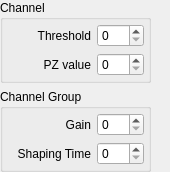
Old version of the form src/client/mesycontrol/ui/mscf16_channel_settings.ui in the repository flueke/mesycontrol.
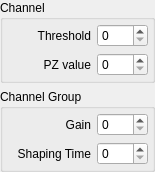
New version of the form.

Commit message:
Setup tree view, table view, & MSCF-16 updates
* 0-based indices for MSCF-16 channels & groups
* table view: stop spamming read requests if device is disconnected
* basic MSCF-16 implementation
* setup tree view:
    - open device on double click on the `name' column
    - better combobox for toggling device RC status
    - add `Rename' and `Toggle Polling' context menu actions

What changed in the file:
```diff
--- a/src/client/mesycontrol/ui/mscf16_channel_settings.ui
+++ b/src/client/mesycontrol/ui/mscf16_channel_settings.ui
@@ -6,8 +6,8 @@
    <rect>
     <x>0</x>
     <y>0</y>
-    <width>170</width>
-    <height>168</height>
+    <width>155</width>
+    <height>153</height>
    </rect>
   </property>
   <property name="windowTitle">
@@ -145,32 +145,6 @@
      </layout>
     </widget>
    </item>
-   <item row="1" column="1">
-    <spacer name="horizontalSpacer">
-     <property name="orientation">
-      <enum>Qt::Horizontal</enum>
-     </property>
-     <property name="sizeHint" stdset="0">
-      <size>
-       <width>1</width>
-       <height>1</height>
-      </size>
-     </property>
-    </spacer>
-   </item>
-   <item row="2" column="0">
-    <spacer name="verticalSpacer">
-     <property name="orientation">
-      <enum>Qt::Vertical</enum>
-     </property>
-     <property name="sizeHint" stdset="0">
-      <size>
-       <width>1</width>
-       <height>1</height>
-      </size>
-     </property>
-    </spacer>
-   </item>
   </layout>
  </widget>
  <resources/>
```
The commit also changes 7 other files.
